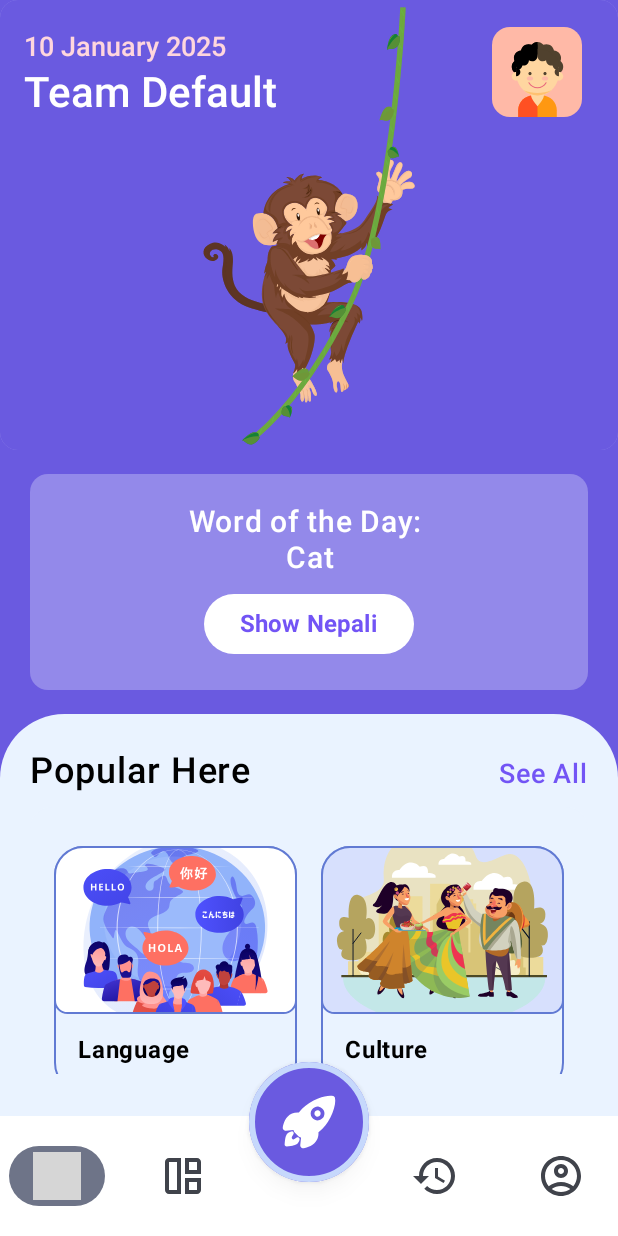
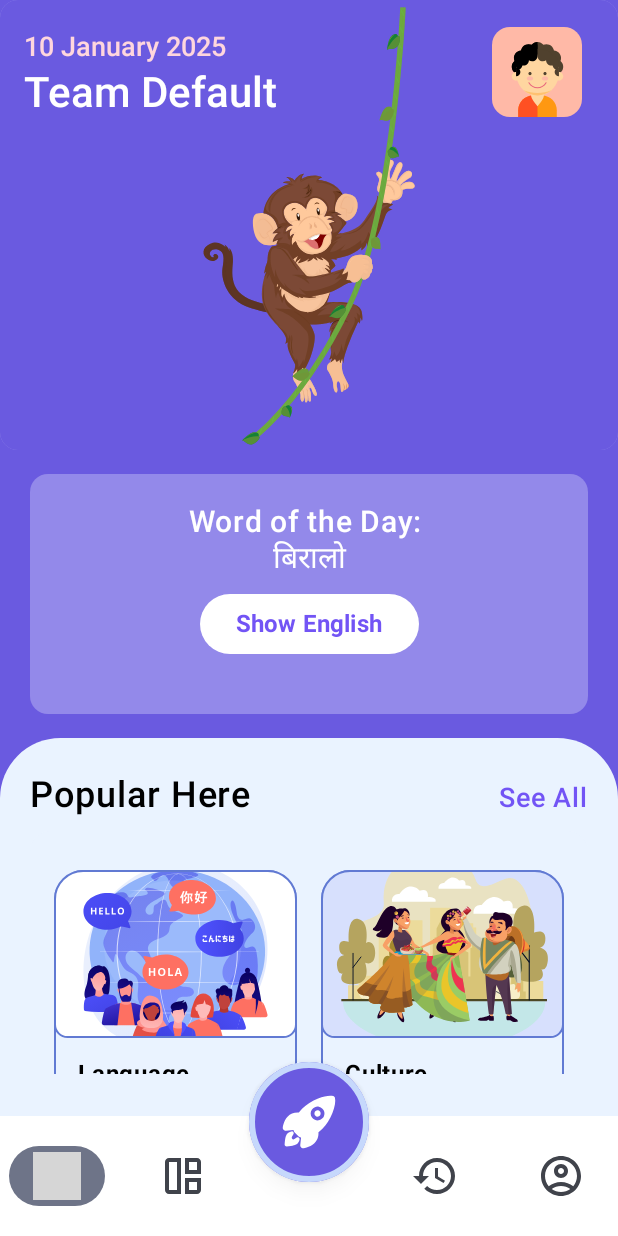
Before and after one commit to kecitclub/teamDefault, an Android app built with Jetpack Compose: the screen it shows after launch (MainActivity), on a phone screen of 412 x 824 dp. Run offline under Robolectric (Android 15) with nearby library versions, the phone set to English and light mode, and no system bars; grey boxes are pictures that could not be loaded.

Commit message:
fix: update height of word board

```diff
--- a/app/src/main/java/com/example/teamdefault/ui/screen/home_screen/HomeScreen.kt
+++ b/app/src/main/java/com/example/teamdefault/ui/screen/home_screen/HomeScreen.kt
@@ -120,6 +120,7 @@ fun WordBoard(modifier: Modifier = Modifier) {
         modifier = Modifier
             .fillMaxWidth()
             .padding(horizontal = 20.dp)
+            .height(160.dp)
             .graphicsLayer {
                 rotationX = rotation
                 cameraDistance = 12f * density
@@ -135,7 +136,7 @@ fun WordBoard(modifier: Modifier = Modifier) {
                 }
         ) {
             Text(
-                text = if (rotation <= 90f) "Word of the Day: \nCat" else "बिरालो",
+                text = if (rotation <= 90f) "Word of the Day: \nबिरालो" else "Cat",
                 fontSize = 20.sp,
                 fontWeight = FontWeight.Medium,
                 color = Color.White,
@@ -151,7 +152,7 @@ fun WordBoard(modifier: Modifier = Modifier) {
                 )
             ) {
                 Text(
-                    text = if (rotation <= 90f) "Show Nepali" else "Show English",
+                    text = if (rotation <= 90f) "Show English" else "Show Nepali",
                     fontSize = 16.sp,
                     fontWeight = FontWeight.Bold
                 )
```
